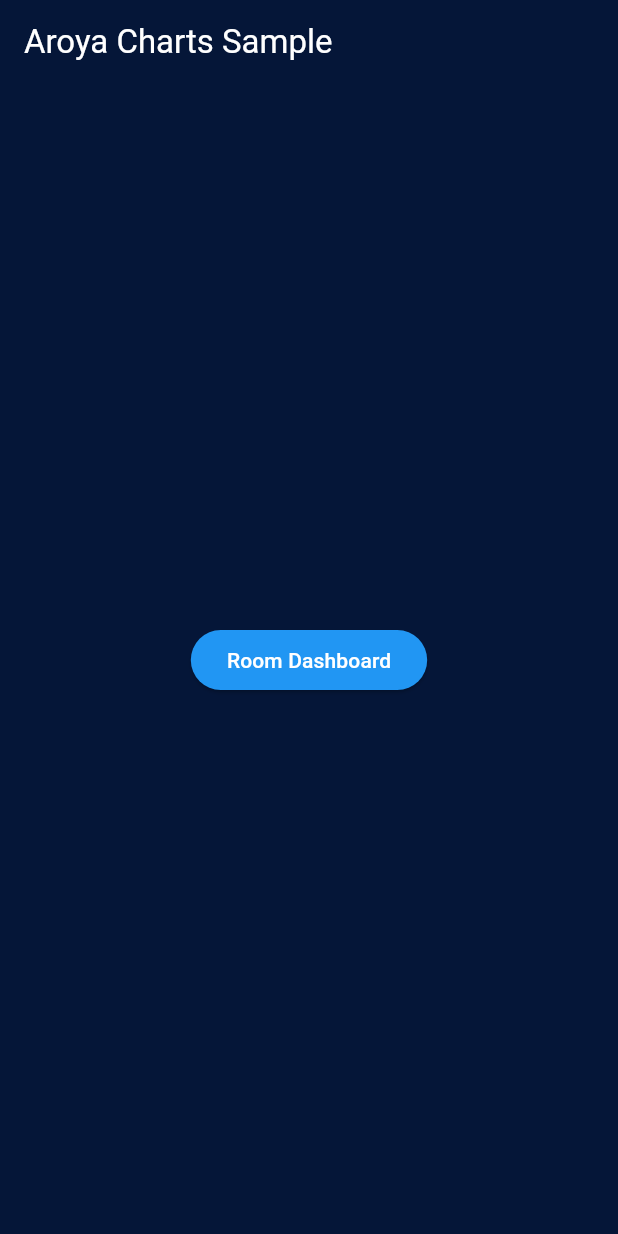
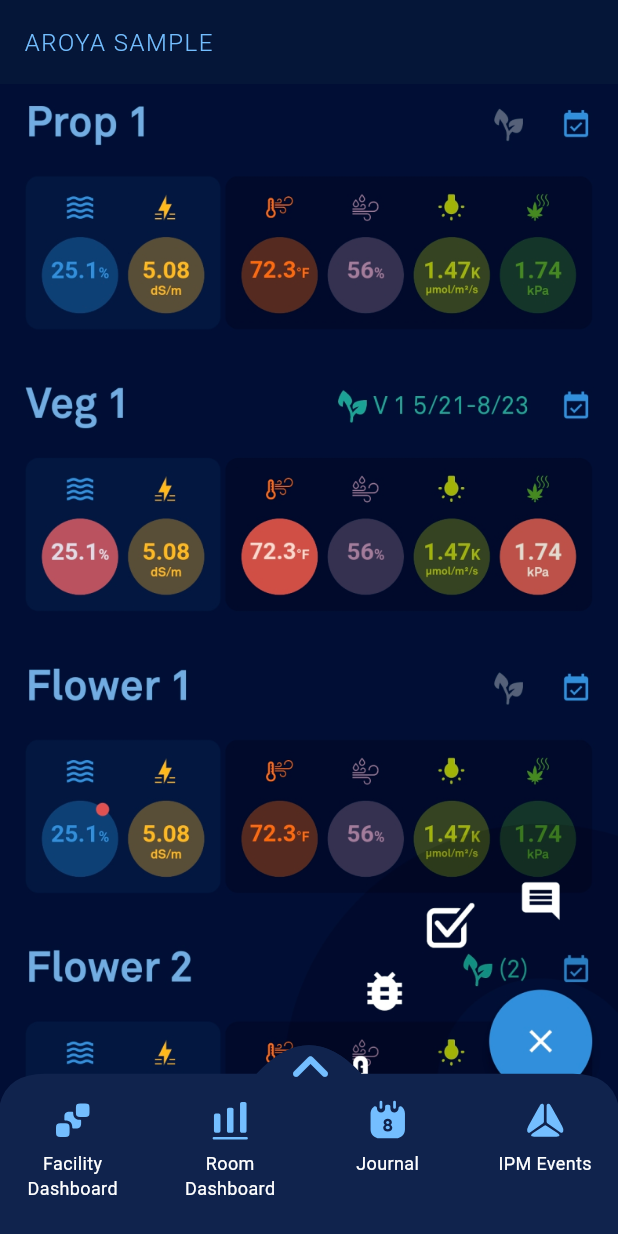
Before and after one commit to HaseefMohommed/Flutter-Syncfusion, a Flutter app: the screen it shows after launch, on a phone screen of 412 x 824 dp. Run offline on Flutter 3.47's test engine with Material 3 defaults, Android fonts, the phone set to English and light mode, and no system bars; our stand-ins replace bloc, flutter_bloc, flutter_svg, freezed_annotation, syncfusion_flutter_charts.

Commit message:
custom bottom sheet added + custom animations

```diff
--- a/lib/features/chart/pages/chart_page.dart
+++ b/lib/features/chart/pages/chart_page.dart
@@ -1,18 +1,44 @@
 import 'package:flutter/material.dart';
+import 'package:flutter/services.dart';
 import 'package:flutter_syncfusion/features/chart/widgets/chart_page_chart_widget.dart';
 import 'package:flutter_syncfusion/features/chart/widgets/chart_page_selected_point_widget.dart';
 import 'package:flutter_syncfusion/main.dart';
 
 import '../widgets/chart_page_option_widget.dart';
 
-class ChartPage extends StatelessWidget {
+class ChartPage extends StatefulWidget {
   final List<List<ChartSeriesData>> chartSeries;
 
   const ChartPage({super.key, required this.chartSeries});
 
   @override
+  State<ChartPage> createState() => _ChartPageState();
+}
+
+class _ChartPageState extends State<ChartPage> {
+  @override
+  void initState() {
+    super.initState();
+    SystemChrome.setPreferredOrientations([
+      DeviceOrientation.portraitUp,
+      DeviceOrientation.portraitDown,
+      DeviceOrientation.landscapeLeft,
+      DeviceOrientation.landscapeRight,
+    ]);
+  }
+
+  @override
+  dispose() {
+    SystemChrome.setPreferredOrientations([
+      DeviceOrientation.portraitUp,
+      DeviceOrientation.portraitDown,
+    ]);
+    super.dispose();
+  }
+
+  @override
   Widget build(BuildContext context) {
-    final (minYValue, maxYValue) = _getMinMaxValues(chartSeries);
+    final (minYValue, maxYValue) = _getMinMaxValues(widget.chartSeries);
 
     return Scaffold(
         appBar: AppBar(
@@ -26,13 +52,13 @@ class ChartPage extends StatelessWidget {
                 if (MediaQuery.of(context).orientation ==
                     Orientation.portrait) {
                   return PortraitLayout(
-                    chartSeries: chartSeries,
+                    chartSeries: widget.chartSeries,
                     minYValue: minYValue,
                     maxYValue: maxYValue,
                   );
                 } else {
                   return LandscapeLayout(
-                    chartSeries: chartSeries,
+                    chartSeries: widget.chartSeries,
                     minYValue: minYValue,
                     maxYValue: maxYValue,
                   );
--- /dev/null
+++ b/lib/features/dashboard/custom_bottom_sheet.dart
@@ -0,0 +1,222 @@
+import 'package:flutter/material.dart';
+import 'package:flutter_svg/svg.dart';
+import 'package:flutter_syncfusion/features/dashboard/custom_bottom_sheet_clipper.dart';
+import 'package:flutter_syncfusion/features/dashboard/dashboard_screen.dart';
+import 'package:flutter_syncfusion/main.dart';
+
+import '../chart/pages/chart_page.dart';
+
+class CustomBottomSheet extends StatefulWidget {
+  final DraggableScrollableController scrollController =
+      DraggableScrollableController();
+
+  CustomBottomSheet({super.key});
+
+  @override
+  State<CustomBottomSheet> createState() => _CustomBottomSheetState();
+}
+
+class _CustomBottomSheetState extends State<CustomBottomSheet>
+    with SingleTickerProviderStateMixin {
+  bool isExpanded = false;
+  static const double minimumSize = 0.18;
+  static const double maximumSize = 0.50;
+
+  @override
+  void initState() {
+    super.initState();
+    widget.scrollController.addListener(_handleSheetExpansion);
+  }
+
+  @override
+  void dispose() {
+    widget.scrollController.removeListener(_handleSheetExpansion);
+    super.dispose();
+  }
+
+  void _handleSheetExpansion() {
+    final double currentSize = widget.scrollController.size;
+
+    debugPrint('currentSize: $currentSize');
+
+    if (currentSize >= (maximumSize - maximumSize * 0.25) && !isExpanded) {
+      setState(() {
+        isExpanded = true;
+      });
+    } else if (currentSize <= (minimumSize + minimumSize * 0.25) &&
+        isExpanded) {
+      setState(() {
+        isExpanded = false;
+      });
+    }
+  }
+
+  final Key key = UniqueKey();
+
+  @override
+  Widget build(BuildContext context) {
+    return DraggableScrollableSheet(
+      key: key,
+      maxChildSize: maximumSize,
+      controller: widget.scrollController,
+      initialChildSize: minimumSize,
+      minChildSize: minimumSize,
+      snapSizes: const [minimumSize, maximumSize],
+      snapAnimationDuration: const Duration(milliseconds: 100),
+      snap: true,
+      expand: false,
+      builder: (BuildContext context, ScrollController scrollController) {
+        return ClipPath(
+          clipper: CustomBottomSheetClipper(),
+          child: Stack(
+            children: [
+              Container(
+                decoration: const BoxDecoration(
+                  color: bottomSheetColor,
+                  border: Border(
+                    top: BorderSide(
+                      color: bottomSheetColor,
+                      width: 1.0,
+                    ),
+                    left: BorderSide(
+                      color: bottomSheetColor,
+                      width: 1.0,
+                    ),
+                    right: BorderSide(
+                      color: bottomSheetColor,
+                      width: 1.0,
+                    ),
+                    bottom: BorderSide.none,
+                  ),
+                ),
+                child: Stack(
+                  children: [
+                    ListView(
+                      physics: const ClampingScrollPhysics(),
+                      controller: scrollController,
+                      children: [
+                        const SizedBox(height: 35),
+                        GridView.count(
+                          crossAxisCount: 4,
+                          shrinkWrap: true,
+                          physics: const NeverScrollableScrollPhysics(),
+                          mainAxisSpacing: 00,
+                          crossAxisSpacing: 10,
+                          padding: const EdgeInsets.symmetric(vertical: 10),
+                          children: List.generate(12, (index) {
+                            Function onTap = () {};
+                            final String iconPath;
+                            final String label;
+                            switch (index) {
+                              case 0:
+                                iconPath = 'assets/svg/bottom_sheet_icon1.svg';
+                                label = 'Facility Dashboard';
+                                break;
+
+                              case 1:
+                                iconPath = 'assets/svg/bottom_sheet_icon2.svg';
+                                label = 'Room Dashboard';
+                                onTap = () {
+                                  Navigator.push(
+                                    context,
+                                    MaterialPageRoute(
+                                      builder: (context) => ChartPage(
+                                        chartSeries:
+                                            DashboardScreen.chartSeries,
+                                      ),
+                                    ),
+                                  );
+                                };
+                                break;
+
+                              case 2:
+                                iconPath = 'assets/svg/bottom_sheet_icon3.svg';
+                                label = 'Journal';
+                                break;
+
+                              case 3:
+                                iconPath = 'assets/svg/bottom_sheet_icon4.svg';
+                                label = 'IPM Events';
+                                break;
+
+                              default:
+                                iconPath =
+                                    'assets/svg/bottom_sheet_menu_item_icon.svg';
+                                label = 'Menu Item';
+                            }
+                            return GestureDetector(
+                              onTap: () async {
+                                if (isExpanded) {
+                                  await widget.scrollController.animateTo(
+                                    minimumSize,
+                                    duration: const Duration(milliseconds: 100),
+                                    curve: Curves.easeInOut,
+                                  );
+                                }
+                                onTap();
+                              },
+                              child: Column(
+                                mainAxisAlignment: MainAxisAlignment.start,
+                                crossAxisAlignment: CrossAxisAlignment.center,
+                                children: [
+                                  SvgPicture.asset(
+                                    iconPath,
+                                    width: 30,
+                                    height: 30,
+                                    colorFilter: const ColorFilter.mode(
+                                      iconColor,
+                                      BlendMode.srcIn,
+                                    ),
+                                  ),
+                                  const SizedBox(height: 5),
+                                  Text(
+                                    label,
+                                    style: const TextStyle(
+                                      color: textColor,
+                                      fontSize: 12,
+                                    ),
+                                    textAlign: TextAlign.center,
+                                  ),
+                                ],
+                              ),
+                            );
+                          }),
+                        ),
+                      ],
+                    ),
+                    Positioned(
+                      top: 0,
+                      left: MediaQuery.of(context).size.width / 2 - 25,
+                      child: GestureDetector(
+                        onTap: () {
+                          setState(() {
+                            isExpanded = !isExpanded;
+                          });
+                        },
+                        child: AnimatedRotation(
+                          turns: !isExpanded ? 0.0 : 0.5,
+                          duration: const Duration(milliseconds: 120),
+                          child: Container(
+                            decoration: const BoxDecoration(
+                              color: bottomSheetColor,
+                              shape: BoxShape.circle,
+                            ),
+                            child: const Icon(
+                              Icons.keyboard_arrow_up_rounded,
+                              size: 50,
+                              color: iconColor,
+                            ),
+                          ),
+                        ),
+                      ),
+                    ),
+                  ],
+                ),
+              ),
+            ],
+          ),
+        );
+      },
+    );
+  }
+}
--- /dev/null
+++ b/lib/features/dashboard/custom_bottom_sheet_clipper.dart
@@ -0,0 +1,97 @@
+// import 'package:flutter/material.dart';
+//
+// class CustomBottomSheetClipper extends CustomClipper<Path> {
+//   CustomBottomSheetClipper({
+//     this.sideCurveStartCord = 50,
+//     this.topPadding = 30,
+//     this.centerBumpHeight = -8,
+//   });
+//   final double sideCurveStartCord;
+//   final double topPadding;
+//   final double centerBumpHeight;
+//
+//   @override
+//   Path getClip(Size size) {
+//     final Path path = Path();
+//
+//     path.moveTo(0, sideCurveStartCord);
+//     path.quadraticBezierTo(
+//       5,
+//       topPadding, // Control point for the outward curve (negative y for upward bump)
+//       topPadding, topPadding, // End of the curve
+//     );
+//     path.lineTo(topPadding, topPadding);
+//     path.lineTo(size.width / 2 - 35, topPadding);
+//     path.quadraticBezierTo(
+//       size.width / 2,
+//       centerBumpHeight, // Control point for the outward curve (negative y for upward bump)
+//       size.width / 2 + 35, topPadding, // End of the curve
+//     );
+//     path.lineTo(size.width - topPadding, topPadding);
+//     path.quadraticBezierTo(
+//       size.width - 5,
+//       topPadding, // Control point (inward curve)
+//       size.width, sideCurveStartCord, // End of the curve
+//     );
+//     path.lineTo(size.width, sideCurveStartCord);
+//     path.lineTo(size.width, size.height);
+//     path.lineTo(0, size.height);
+//     path.close();
+//     return path;
+//   }
+//
+//   @override
+//   bool shouldReclip(CustomClipper<Path> oldClipper) {
+//     return false;
+//   }
+// }
+
+import 'package:flutter/material.dart';
+
+class CustomBottomSheetClipper extends CustomClipper<Path> {
+  CustomBottomSheetClipper({
+    this.sideCurveStartCord = 50,
+    this.topPadding = 30,
+    this.centerBumpHeight = -8,
+  });
+
+  final double sideCurveStartCord;
+  final double topPadding;
+  final double centerBumpHeight;
+
+  @override
+  Path getClip(Size size) {
+    final Path path = Path();
+
+    path.moveTo(0, sideCurveStartCord);
+    path.quadraticBezierTo(
+      5,
+      topPadding, // Control point for the outward curve
+      topPadding, topPadding, // End of the curve
+    );
+    path.lineTo(topPadding, topPadding);
+    path.lineTo(size.width / 2 - 35, topPadding);
+    path.quadraticBezierTo(
+      size.width / 2,
+      centerBumpHeight, // Control point for the outward curve
+      size.width / 2 + 35, topPadding, // End of the curve
+    );
+    path.lineTo(size.width - topPadding, topPadding);
+    path.quadraticBezierTo(
+      size.width - 5,
+      topPadding, // Control point (inward curve)
+      size.width, sideCurveStartCord, // End of the curve
+    );
+    path.lineTo(size.width, sideCurveStartCord);
+    path.lineTo(size.width, size.height);
+    path.lineTo(0, size.height);
+    path.close();
+
+    return path;
+  }
+
+  @override
+  bool shouldReclip(CustomClipper<Path> oldClipper) {
+    return false;
+  }
+}
--- /dev/null
+++ b/lib/features/dashboard/dashboard_screen.dart
@@ -0,0 +1,139 @@
+import 'dart:math';
+
+import 'package:flutter/material.dart';
+import 'package:flutter_syncfusion/main.dart';
+
+import '../chart/pages/chart_page.dart';
+import 'custom_bottom_sheet.dart';
+
+class DashboardScreen extends StatelessWidget {
+  const DashboardScreen({super.key});
+  static List<List<ChartSeriesData>> chartSeries = [
+    generateChartSeries(seriesCount: 3, setIndex: 1),
+    generateChartSeries(seriesCount: 3, setIndex: 2),
+    generateChartSeries(seriesCount: 3, setIndex: 3),
+  ];
+
+  @override
+  Widget build(BuildContext context) {
+    return Scaffold(
+      appBar: AppBar(
+        title: Text(
+          'Aroya Sample'.toUpperCase(),
+          style: const TextStyle(
+            color: iconColor,
+            fontWeight: FontWeight.w300,
+            fontSize: 16,
+            letterSpacing: 1.0,
+          ),
+        ),
+      ),
+      body: Stack(
+        children: [
+          SingleChildScrollView(
+            child: Column(
+              children: [
+                Image.asset(
+                  'assets/png/dashboard_sample_screenshot.png',
+                  fit: BoxFit.fitWidth,
+                ),
+              ],
+            ),
+          ),
+          Column(
+            mainAxisAlignment: MainAxisAlignment.end,
+            children: [
+              Expanded(child: CustomBottomSheet()),
+            ],
+          ),
+        ],
+      ),
+    );
+  }
+
+  static List<ChartSeriesData> generateChartSeries({
+    int seriesCount = 5,
+    required int setIndex,
+  }) {
+    final startDate = DateTime(2024, 1, 1);
+    final endDate = DateTime(2024, 1, 14);
+
+    List<Color> baseColors = [
+      Colors.brown,
+      Colors.cyan,
+      Colors.orange,
+      Colors.green,
+      Colors.purple,
+      Colors.pink,
+      Colors.blue,
+      Colors.yellow,
+      Colors.teal,
+      Colors.red,
+    ];
+
+    assert(setIndex - 1 < baseColors.length, 'No base color for this setIndex');
+
+    Color baseColor = baseColors[setIndex - 1];
+
+    List<ChartSeriesData> chartSeries =
+        List.generate(seriesCount, (seriesIndex) {
+      double lightness = 0.4 + (seriesIndex / (seriesCount - 1)) * 0.4;
+
+      Color color = HSLColor.fromColor(baseColor.withOpacity(1.0))
+          .withLightness(lightness)
+          .toColor();
+
+      return generateSeries(
+        startDate,
+        endDate,
+        'Set $setIndex Series ${seriesIndex + 1}',
+        color,
+        (progress) => generateDistinctRandomValue(progress, setIndex),
+      );
+    });
+
+    return chartSeries;
+  }
+
+  static double generateDistinctRandomValue(double progress, int setIndex) {
+    final random = Random();
+    double value;
+
+    value = (20 * setIndex) + 15 + 10 * sin(progress * 2 * pi * (setIndex + 2));
+
+    value += random.nextDouble() * (setIndex + 1) * 5 - (setIndex + 1) * 2.5;
+
+    return value.clamp(15, 100);
+  }
+
+  static ChartSeriesData generateSeries(DateTime startDate, DateTime endDate,
+      String name, Color color, double Function(double) valueGenerator) {
+    final dataPoints = List.generate(100, (i) {
+      final progress = i / 99;
+
+      final currentDate = startDate.add(Duration(
+          milliseconds:
+              (endDate.difference(startDate).inMilliseconds * progress)
+                  .round()));
+
+      final value = valueGenerator(progress);
+
+      return ChartDataPoint(currentDate, value);
+    });
+
+    return ChartSeriesData(
+      name: name,
+      color: color,
+      data: dataPoints,
+    );
+  }
+
+  static double generateRandomValue(double progress) {
+    final random = Random();
+    double value = 35 + 15 * sin(progress * 2 * pi * 3);
+
+    value += random.nextDouble() * 4 - 2;
+
+    return value.clamp(15, 55);
+  }
+}
--- a/lib/main.dart
+++ b/lib/main.dart
@@ -1,16 +1,25 @@
-import 'dart:math';
-
 import 'package:flutter/material.dart';
+import 'package:flutter/services.dart';
 import 'package:flutter_bloc/flutter_bloc.dart';
 import 'package:flutter_syncfusion/features/chart/cubit/chart_cubit.dart';
-import 'package:flutter_syncfusion/features/chart/pages/chart_page.dart';
+
+import 'features/dashboard/dashboard_screen.dart';
 
 const Color primaryColor = Color(0xFF051638);
 const Color buttonBorderColor = Color(0xFF338EDC);
-const Color textColor = Color(0xFF338EDC);
+const Color iconColor = Color.fromARGB(255, 116, 190, 255);
+const Color textColor = Color(0xFFFFFFFF);
+// const Color textColor = Color(0xFF71ABE1);
 final Color buttonBackgroundColor = const Color(0xFF338EDC).withOpacity(0.16);
+const Color bottomSheetColor = Color.fromARGB(255, 16, 35, 77);
 
 void main() {
+  WidgetsFlutterBinding.ensureInitialized();
+  SystemChrome.setPreferredOrientations([
+    DeviceOrientation.portraitUp,
+    DeviceOrientation.portraitDown,
+  ]);
+
   runApp(const MyApp());
 }
 
@@ -22,6 +31,7 @@ class MyApp extends StatelessWidget {
     return BlocProvider(
       create: (context) => ChartCubit(),
       child: SafeArea(
+        bottom: false,
         child: MaterialApp(
           title: 'Aroya Room Dashboard (Demo)',
           debugShowCheckedModeBanner: false,
@@ -33,133 +43,9 @@ class MyApp extends StatelessWidget {
               foregroundColor: Colors.white,
             ),
           ),
-          home: const DashboardPage(),
+          home: const DashboardScreen(),
         ),
       ),
     );
   }
 }
-
-class DashboardPage extends StatelessWidget {
-  const DashboardPage({super.key});
-
-  @override
-  Widget build(BuildContext context) {
-    final List<List<ChartSeriesData>> chartSeries = [
-      generateChartSeries(seriesCount: 3, setIndex: 1),
-      generateChartSeries(seriesCount: 3, setIndex: 2),
-      generateChartSeries(seriesCount: 3, setIndex: 3),
-    ];
-
-    return Scaffold(
-      appBar: AppBar(
-        title: const Text('Aroya Charts Sample'),
-      ),
-      body: Center(
-        child: ElevatedButton(
-          style: ElevatedButton.styleFrom(
-            backgroundColor: Colors.blue,
-            foregroundColor: Colors.white,
-          ),
-          onPressed: () {
-            Navigator.push(
-              context,
-              MaterialPageRoute(
-                builder: (context) => ChartPage(
-                  chartSeries: chartSeries,
-                ),
-              ),
-            );
-          },
-          child: const Text('Room Dashboard'),
-        ),
-      ),
-    );
-  }
-
-  static List<ChartSeriesData> generateChartSeries({
-    int seriesCount = 5,
-    required int setIndex,
-  }) {
-    final startDate = DateTime(2024, 1, 1);
-    final endDate = DateTime(2024, 1, 14);
-
-    List<Color> baseColors = [
-      Colors.brown,
-      Colors.cyan,
-      Colors.orange,
-      Colors.green,
-      Colors.purple,
-      Colors.pink,
-      Colors.blue,
-      Colors.yellow,
-      Colors.teal,
-      Colors.red,
-    ];
-
-    assert(setIndex - 1 < baseColors.length, 'No base color for this setIndex');
-
-    Color baseColor = baseColors[setIndex - 1];
-
-    List<ChartSeriesData> chartSeries =
-        List.generate(seriesCount, (seriesIndex) {
-      double lightness = 0.4 + (seriesIndex / (seriesCount - 1)) * 0.4;
-
-      Color color = HSLColor.fromColor(baseColor.withOpacity(1.0))
-          .withLightness(lightness)
-          .toColor();
-
-      return generateSeries(
-        startDate,
-        endDate,
-        'Set $setIndex Series ${seriesIndex + 1}',
-        color,
-        (progress) => generateDistinctRandomValue(progress, setIndex),
-      );
-    });
-
-    return chartSeries;
-  }
-
-  static double generateDistinctRandomValue(double progress, int setIndex) {
-    final random = Random();
-    double value;
-
-    value = (20 * setIndex) + 15 + 10 * sin(progress * 2 * pi * (setIndex + 2));
-
-    value += random.nextDouble() * (setIndex + 1) * 5 - (setIndex + 1) * 2.5;
-
-    return value.clamp(15, 100);
-  }
-
-  static ChartSeriesData generateSeries(DateTime startDate, DateTime endDate,
-      String name, Color color, double Function(double) valueGenerator) {
-    final dataPoints = List.generate(100, (i) {
-      final progress = i / 99;
-
-      final currentDate = startDate.add(Duration(
-          milliseconds:
-              (endDate.difference(startDate).inMilliseconds * progress)
-                  .round()));
-
-      final value = valueGenerator(progress);
-
-      return ChartDataPoint(currentDate, value);
-    });
-
-    return ChartSeriesData(
-      name: name,
-      color: color,
-      data: dataPoints,
-    );
-  }
-
-  static double generateRandomValue(double progress) {
-    final random = Random();
-    double value = 35 + 15 * sin(progress * 2 * pi * 3);
-
-    value += random.nextDouble() * 4 - 2;
-
-    return value.clamp(15, 55);
-  }
-}
--- a/pubspec.yaml
+++ b/pubspec.yaml
@@ -35,6 +35,7 @@ dependencies:
   syncfusion_flutter_charts: ^27.1.50
   flutter_bloc: ^8.1.6
   freezed_annotation: ^2.4.4
+  flutter_svg: ^2.0.10+1
 
 dev_dependencies:
   flutter_lints: ^4.0.0
@@ -52,8 +53,9 @@ flutter:
   # the material Icons class.
   uses-material-design: true
   # To add assets to your application, add an assets section, like this:
-  # assets:
-  #   - images/a_dot_burr.jpeg
+  assets:
+    - assets/svg/
+    - assets/png/
   #   - images/a_dot_ham.jpeg
   # An image asset can refer to one or more resolution-specific "variants", see
   # https://flutter.dev/to/resolution-aware-images
```
Also changed, not shown: assets/png/dashboard_sample_screenshot.png (added), assets/svg/bottom_sheet_icon1.svg (added), assets/svg/bottom_sheet_icon2.svg (added), assets/svg/bottom_sheet_icon3.svg (added), assets/svg/bottom_sheet_icon4.svg (added), assets/svg/bottom_sheet_menu_item_icon.svg (added), pubspec.lock.
